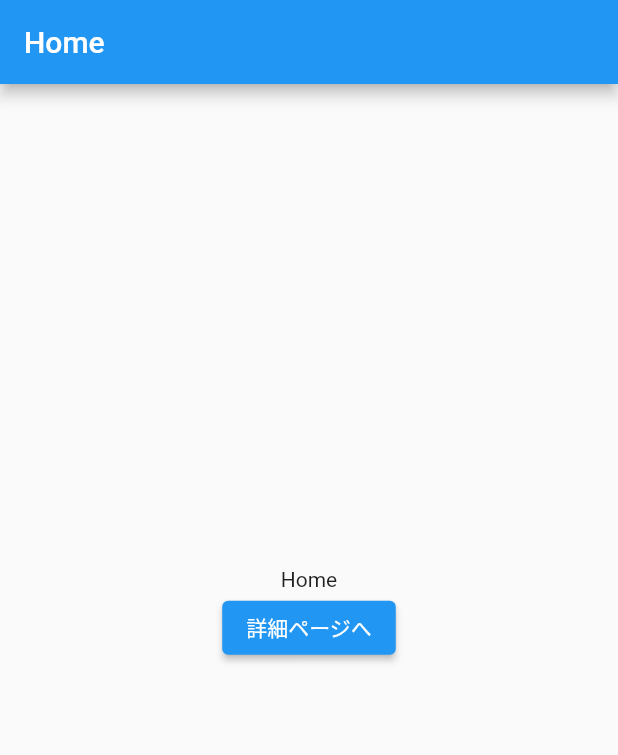
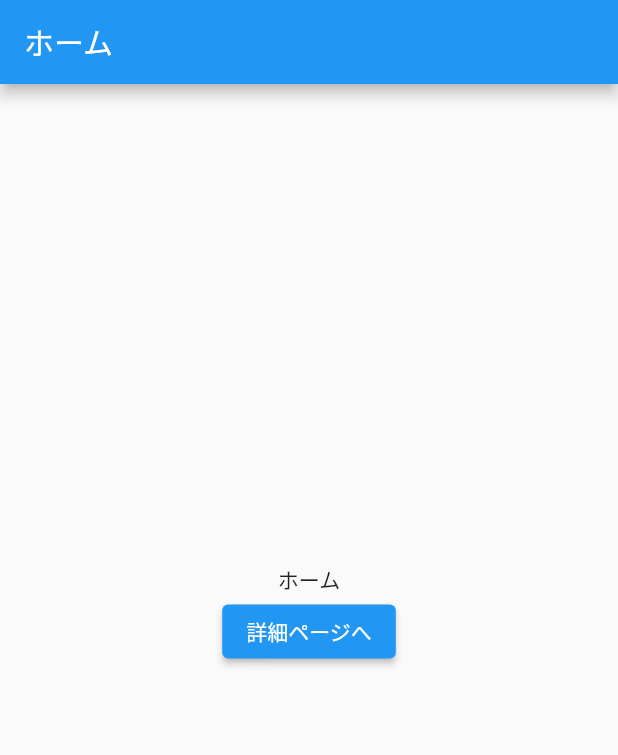
Before and after one commit to DaigoWakabayashi/nested_bottom_navigation_bar, a Flutter app: the screen it shows after launch, on a phone screen of 412 x 824 dp. Shown: the top 755 px of the screen. Run offline on Flutter 3.47's test engine with Material 2 defaults, Android fonts, the phone set to English and light mode, and no system bars; our stand-ins replace flutter_hooks.

Commit message:
各ページのタイトルを enum の定数で表示
# ==================== Emojis ====================
# 🎉  :tada: 初めてのコミット（Initial Commit）
# 🔖  :bookmark: バージョンタグ（Version Tag）
# ✨  :sparkles: 新機能（New Feature）
# 🐛  :bug: バグ修正（Bagfix）
# ♻️  :recycle: リファクタリング(Refactoring)
# 📚  :books: ドキュメント（Documentation）
# 🎨  :art: デザインUI/UX(Accessibility)
# 🐎  :horse: パフォーマンス（Performance）
# 🔧  :wrench: ツール（Tooling）
# 🚨  :rotating_light: テスト（Tests）
# 💩  :hankey: 非推奨追加（Deprecation）
# 🗑️  :wastebasket: 削除（Removal）
# 🚧  :construction: WIP(Work In Progress)

# ==================== Format ====================
# :emoji: Subject
#
# Commit body...

```diff
--- a/lib/pages/home_page.dart
+++ b/lib/pages/home_page.dart
@@ -1,4 +1,5 @@
 import 'package:flutter/material.dart';
+import 'package:nested_bottom_navigation_bar/enums/tab_item.dart';
 import 'package:nested_bottom_navigation_bar/pages/detail_page.dart';
 
 class HomePage extends StatelessWidget {
@@ -6,13 +7,14 @@ class HomePage extends StatelessWidget {
 
   @override
   Widget build(BuildContext context) {
+    final pageTitle = TabItem.home.title;
     return Scaffold(
-      appBar: AppBar(title: const Text('Home')),
+      appBar: AppBar(title: Text(pageTitle)),
       body: Center(
         child: Column(
           mainAxisAlignment: MainAxisAlignment.center,
           children: [
-            const Text('Home'),
+            Text(pageTitle),
             ElevatedButton(
               onPressed: () {
                 Navigator.push<void>(
--- a/lib/pages/settings_page.dart
+++ b/lib/pages/settings_page.dart
@@ -1,4 +1,5 @@
 import 'package:flutter/material.dart';
+import 'package:nested_bottom_navigation_bar/enums/tab_item.dart';
 import 'package:nested_bottom_navigation_bar/pages/detail_page.dart';
 
 class SettingsPage extends StatelessWidget {
@@ -6,13 +7,14 @@ class SettingsPage extends StatelessWidget {
 
   @override
   Widget build(BuildContext context) {
+    final pageTitle = TabItem.settings.title;
     return Scaffold(
-      appBar: AppBar(title: const Text('Settings')),
+      appBar: AppBar(title: Text(pageTitle)),
       body: Center(
         child: Column(
           mainAxisAlignment: MainAxisAlignment.center,
           children: [
-            const Text('Settings'),
+            Text(pageTitle),
             ElevatedButton(
               onPressed: () {
                 Navigator.push<void>(
```
Also changed, not shown: lib/pages/timeline_page.dart (+5 -2 lines).
